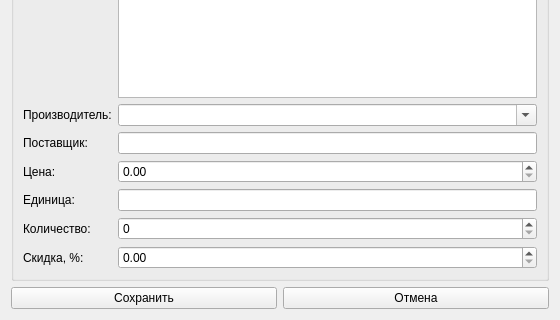
The window that UI/product_form.ui (Oxxy63m/demka2) describes before a commit, drawn with Qt 5; both pictures show x 0 to 560 and y 521 to 841 of the 560 by 841 pixel window.
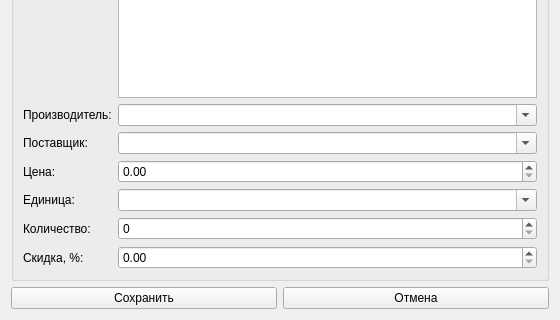
The same window after the commit.

```diff
--- a/UI/product_form.ui
+++ b/UI/product_form.ui
@@ -41,11 +41,11 @@
         <item row="4" column="0"><widget class="QLabel" name="lbl_manuf"><property name="text"><string>Производитель:</string></property><property name="wordWrap"><bool>true</bool></property></widget></item>
         <item row="4" column="1"><widget class="QComboBox" name="manuf_combo"><property name="editable"><bool>true</bool></property></widget></item>
         <item row="5" column="0"><widget class="QLabel" name="lbl_supp"><property name="text"><string>Поставщик:</string></property><property name="wordWrap"><bool>true</bool></property></widget></item>
-        <item row="5" column="1"><widget class="QLineEdit" name="supp_edit"/></item>
+        <item row="5" column="1"><widget class="QComboBox" name="supp_combo"><property name="editable"><bool>true</bool></property></widget></item>
         <item row="6" column="0"><widget class="QLabel" name="lbl_price"><property name="text"><string>Цена:</string></property><property name="wordWrap"><bool>true</bool></property></widget></item>
         <item row="6" column="1"><widget class="QDoubleSpinBox" name="price_spin"><property name="decimals"><number>2</number></property><property name="maximum"><double>99999999.990000001490116119384765625</double></property><property name="minimum"><double>0.000000000000000000000000000000000</double></property></widget></item>
         <item row="7" column="0"><widget class="QLabel" name="lbl_unit"><property name="text"><string>Единица:</string></property><property name="wordWrap"><bool>true</bool></property></widget></item>
-        <item row="7" column="1"><widget class="QLineEdit" name="unit_edit"/></item>
+        <item row="7" column="1"><widget class="QComboBox" name="unit_combo"><property name="editable"><bool>true</bool></property></widget></item>
         <item row="8" column="0"><widget class="QLabel" name="lbl_qty"><property name="text"><string>Количество:</string></property><property name="wordWrap"><bool>true</bool></property></widget></item>
         <item row="8" column="1"><widget class="QSpinBox" name="qty_spin"><property name="maximum"><number>999999999</number></property><property name="minimum"><number>0</number></property></widget></item>
         <item row="9" column="0"><widget class="QLabel" name="lbl_discount"><property name="text"><string>Скидка, %:</string></property><property name="wordWrap"><bool>true</bool></property></widget></item>
```
